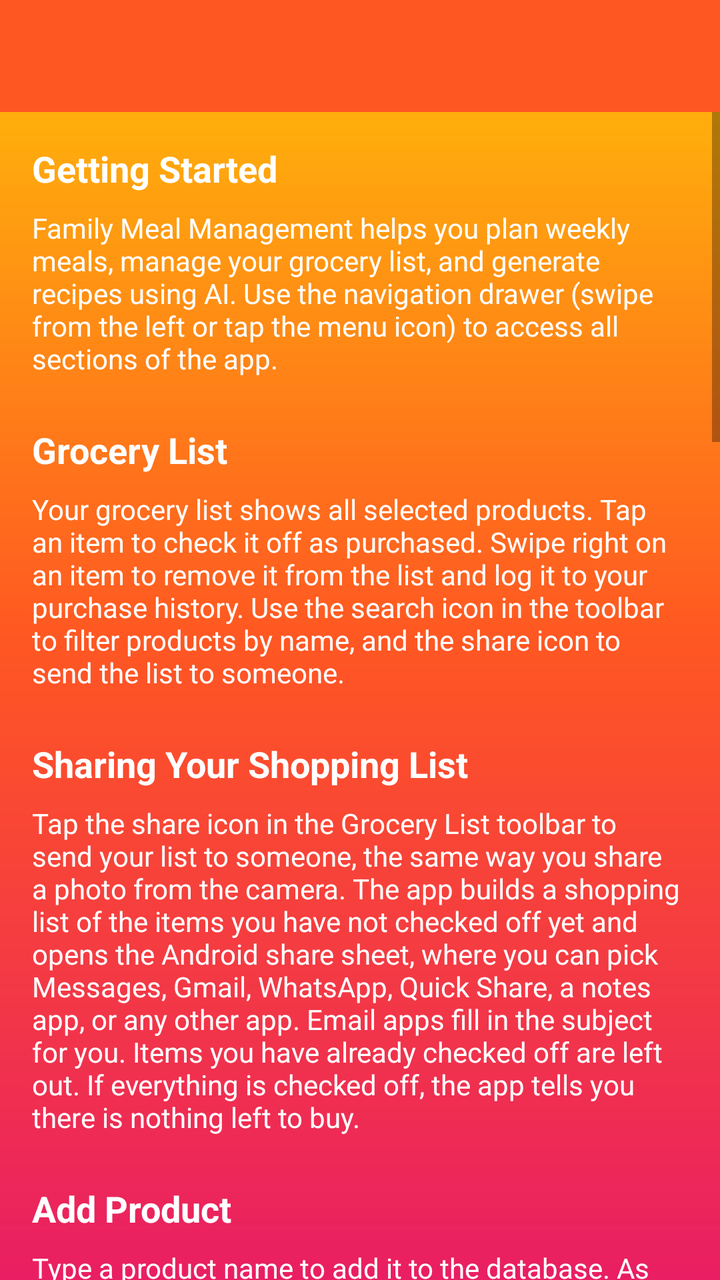
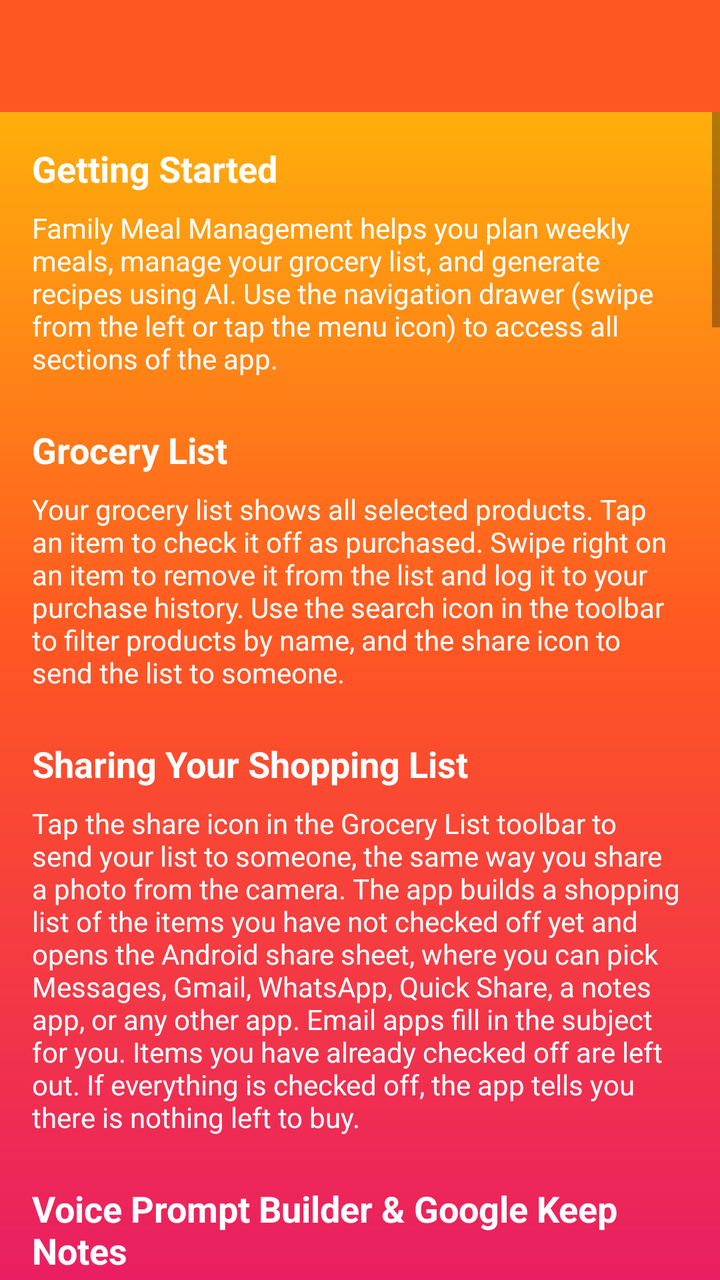

Screens rendered from an Android XML layout before and after an edit, with the pre-edit source and the edit as a unified diff.
<!-- AndroidManifest.xml: application theme AppTheme -->
<!-- res/layout/activity_help.xml -->
<?xml version="1.0" encoding="utf-8"?>
<LinearLayout xmlns:android="http://schemas.android.com/apk/res/android"
    xmlns:app="http://schemas.android.com/apk/res-auto"
    android:layout_width="match_parent"
    android:layout_height="match_parent"
    android:orientation="vertical"
    android:background="@drawable/gradient_background">

    <androidx.appcompat.widget.Toolbar
        android:id="@+id/toolbar"
        android:layout_width="match_parent"
        android:layout_height="?attr/actionBarSize"
        android:background="?attr/colorPrimary"
        android:theme="@style/ThemeOverlay.AppCompat.Dark.ActionBar"
        app:popupTheme="@style/ToolbarPopupTheme" />

    <ScrollView
        android:layout_width="match_parent"
        android:layout_height="0dp"
        android:layout_weight="1">

        <LinearLayout
            android:layout_width="match_parent"
            android:layout_height="wrap_content"
            android:orientation="vertical"
            android:padding="16dp">

            
            <TextView
                android:layout_width="wrap_content"
                android:layout_height="wrap_content"
                android:text="Getting Started"
                android:textStyle="bold"
                android:textSize="18sp"
                android:textColor="@android:color/white"
                android:layout_marginBottom="8dp" />

            <TextView
                android:layout_width="wrap_content"
                android:layout_height="wrap_content"
                android:textSize="14sp"
                android:textColor="@android:color/white"
                android:layout_marginBottom="24dp"
                android:text="Family Meal Management helps you plan weekly meals, manage your grocery list, and generate recipes using AI. Use the navigation drawer (swipe from the left or tap the menu icon) to access all sections of the app." />

            
            <TextView
                android:layout_width="wrap_content"
                android:layout_height="wrap_content"
                android:text="Grocery List"
                android:textStyle="bold"
                android:textSize="18sp"
                android:textColor="@android:color/white"
                android:layout_marginBottom="8dp" />

            <TextView
                android:layout_width="wrap_content"
                android:layout_height="wrap_content"
                android:textSize="14sp"
                android:textColor="@android:color/white"
                android:layout_marginBottom="24dp"
                android:text="Your grocery list shows all selected products. Tap an item to check it off as purchased. Swipe right on an item to remove it from the list and log it to your purchase history. Use the search icon in the toolbar to filter products by name, and the share icon to send the list to someone." />

            
            <TextView
                android:layout_width="wrap_content"
                android:layout_height="wrap_content"
                android:text="@string/help_share_list_heading"
                android:textStyle="bold"
                android:textSize="18sp"
                android:textColor="@android:color/white"
                android:layout_marginBottom="8dp" />

            <TextView
                android:layout_width="wrap_content"
                android:layout_height="wrap_content"
                android:textSize="14sp"
                android:textColor="@android:color/white"
                android:layout_marginBottom="24dp"
                android:text="@string/help_share_list_body" />

            
            <TextView
                android:layout_width="wrap_content"
                android:layout_height="wrap_content"
                android:text="Add Product"
                android:textStyle="bold"
                android:textSize="18sp"
                android:textColor="@android:color/white"
                android:layout_marginBottom="8dp" />

            <TextView
                android:layout_width="wrap_content"
                android:layout_height="wrap_content"
                android:textSize="14sp"
                android:textColor="@android:color/white"
                android:layout_marginBottom="24dp"
                android:text="Type a product name to add it to the database. As you type (2 or more characters), matching products will appear as suggestions. Tap a suggestion to fill in the name. Long-press a suggestion to delete it from the database (useful for removing duplicates). Press the Add Product button to save." />

            
            <TextView
                android:layout_width="wrap_content"
                android:layout_height="wrap_content"
                android:text="History"
                android:textStyle="bold"
                android:textSize="18sp"
                android:textColor="@android:color/white"
                android:layout_marginBottom="8dp" />

            <TextView
                android:layout_width="wrap_content"
                android:layout_height="wrap_content"
                android:textSize="14sp"
                android:textColor="@android:color/white"
                android:layout_marginBottom="24dp"
                android:text="View your purchase history. When you swipe a product off the grocery list, it is logged here with the date. This helps you track what you have bought over time." />

            
            <TextView
                android:layout_width="wrap_content"
                android:layout_height="wrap_content"
                android:text="Weekly Menu"
                android:textStyle="bold"
                android:textSize="18sp"
                android:textColor="@android:color/white"
                android:layout_marginBottom="8dp" />

            <TextView
                android:layout_width="wrap_content"
                android:layout_height="wrap_content"
                android:textSize="14sp"
                android:textColor="@android:color/white"
                android:layout_marginBottom="24dp"
                android:text="Swipe left and right to browse each day of the week. Each day shows breakfast, lunch, and dinner slots. Tap a meal to view its recipe. Use the Generate Menu button to have the AI fill in empty meal slots for the upcoming week. You can also search past meals to reuse them." />

            
            <TextView
                android:layout_width="wrap_content"
                android:layout_height="wrap_content"
                android:text="Add Menu Item"
                android:textStyle="bold"
                android:textSize="18sp"
                android:textColor="@android:color/white"
                android:layout_marginBottom="8dp" />

            <TextView
                android:layout_width="wrap_content"
                android:layout_height="wrap_content"
                android:textSize="14sp"
                android:textColor="@android:color/white"
                android:layout_marginBottom="24dp"
                android:text="Manually add a meal to a specific date and meal type (breakfast, lunch, or dinner). Enter a meal name, add ingredients, and write preparation steps. You can also generate a recipe using AI by tapping the Generate Recipe with AI button." />

            
            <TextView
                android:layout_width="wrap_content"
                android:layout_height="wrap_content"
                android:text="Recipes"
                android:textStyle="bold"
                android:textSize="18sp"
                android:textColor="@android:color/white"
                android:layout_marginBottom="8dp" />

            <TextView
                android:layout_width="wrap_content"
                android:layout_height="wrap_content"
                android:textSize="14sp"
                android:textColor="@android:color/white"
                android:layout_marginBottom="24dp"
                android:text="Each meal can have an associated recipe with ingredients, preparation steps, and an image. Recipes can be created manually or generated by AI. When viewing a meal, tap to see its full recipe details." />

            
            <TextView
                android:layout_width="wrap_content"
                android:layout_height="wrap_content"
                android:text="LLM / API Configuration"
                android:textStyle="bold"
                android:textSize="18sp"
                android:textColor="@android:color/white"
                android:layout_marginBottom="8dp" />

            <TextView
                android:layout_width="wrap_content"
                android:layout_height="wrap_content"
                android:textSize="14sp"
                android:textColor="@android:color/white"
                android:layout_marginBottom="8dp"
                android:text="To use AI-powered menu and recipe generation, configure an LLM provider in Settings (accessible from the toolbar menu on the Menu List page)." />

            <TextView
                android:layout_width="wrap_content"
                android:layout_height="wrap_content"
                android:textSize="14sp"
                android:textColor="@android:color/white"
                android:layout_marginBottom="8dp"
                android:textStyle="bold"
                android:text="Ollama (Local)" />

            <TextView
                android:layout_width="wrap_content"
                android:layout_height="wrap_content"
                android:textSize="14sp"
                android:textColor="@android:color/white"
                android:layout_marginBottom="8dp"
                android:text="Run an LLM on your local network. Enter the server URL (e.g., http://192.168.x.x:11434/api/generate) and model name (e.g., llama3.1:8b). Your device must be on the same network as the Ollama server. Use the Test Connection button to verify." />

            <TextView
                android:layout_width="wrap_content"
                android:layout_height="wrap_content"
                android:textSize="14sp"
                android:textColor="@android:color/white"
                android:layout_marginBottom="8dp"
                android:textStyle="bold"
                android:text="Gemini" />

            <TextView
                android:layout_width="wrap_content"
                android:layout_height="wrap_content"
                android:textSize="14sp"
                android:textColor="@android:color/white"
                android:layout_marginBottom="8dp"
                android:text="Use Google Gemini. Enter your API key from Google AI Studio and choose a model (e.g., gemini-2.0-flash)." />

            <TextView
                android:layout_width="wrap_content"
                android:layout_height="wrap_content"
                android:textSize="14sp"
                android:textColor="@android:color/white"
                android:layout_marginBottom="8dp"
                android:textStyle="bold"
                android:text="Claude" />

            <TextView
                android:layout_width="wrap_content"
                android:layout_height="wrap_content"
                android:textSize="14sp"
                android:textColor="@android:color/white"
                android:layout_marginBottom="24dp"
                android:text="Use Anthropic Claude. Enter your API key from the Anthropic console and choose a model (e.g., claude-sonnet-4-20250514)." />

            
            <TextView
                android:layout_width="wrap_content"
                android:layout_height="wrap_content"
                android:text="Automatic Generation Schedule"
                android:textStyle="bold"
                android:textSize="18sp"
                android:textColor="@android:color/white"
                android:layout_marginBottom="8dp" />

            <TextView
                android:layout_width="wrap_content"
                android:layout_height="wrap_content"
                android:textSize="14sp"
                android:textColor="@android:color/white"
                android:layout_marginBottom="24dp"
                android:text="In Settings, you can schedule automatic menu generation. Choose a day of the week and time, and the app will automatically generate meals for the upcoming week using your configured LLM provider and prompt preferences." />

            
            <TextView
                android:layout_width="wrap_content"
                android:layout_height="wrap_content"
                android:text="Tips"
                android:textStyle="bold"
                android:textSize="18sp"
                android:textColor="@android:color/white"
                android:layout_marginBottom="8dp" />

            <TextView
                android:layout_width="wrap_content"
                android:layout_height="wrap_content"
                android:textSize="14sp"
                android:textColor="@android:color/white"
                android:layout_marginBottom="24dp"
                android:text="- Customize the menu generation prompt in Settings to match your family\'s dietary preferences and restrictions.\n\n- Meals marked as manually set will not be overwritten by automatic generation.\n\n- Use the meal search feature to reuse past meals you enjoyed.\n\n- Check your purchase history to see buying patterns and plan ahead." />

        </LinearLayout>
    </ScrollView>

</LinearLayout>
<!-- resources referenced by this layout -->
<resources>
  <!-- drawable gradient_background (drawable) -->
  <?xml version="1.0" encoding="utf-8"?>
  <shape xmlns:android="http://schemas.android.com/apk/res/android"
      android:shape="rectangle" >
          <gradient
              android:angle="90"
              android:endColor="#FFC107"
              android:centerColor="#FF5722"
              android:startColor="#E91E63"
              android:type="linear" />
  
      <corners
          android:radius="0dp"/>
  </shape>
  <string name="help_share_list_body">Tap the share icon in the Grocery List toolbar to send your list to someone, the same way you share a photo from the camera. The app builds a shopping list of the items you have not checked off yet and opens the Android share sheet, where you can pick Messages, Gmail, WhatsApp, Quick Share, a notes app, or any other app. Email apps fill in the subject for you. Items you have already checked off are left out. If everything is checked off, the app tells you there is nothing left to buy.</string>
  <string name="help_share_list_heading">Sharing Your Shopping List</string>
  <style name="ToolbarPopupTheme" parent="ThemeOverlay.AppCompat.Light">
          <item name="android:textColorPrimary">#000000</item>
          <item name="android:colorBackground">#FFFFFF</item>
      </style>
  <style name="CustomPopupMenu" parent="Widget.AppCompat.PopupMenu">
          <item name="android:popupBackground">#FFFFFF</item>
          <item name="android:textColor">#000000</item>
      </style>
  <!-- unchanged entries left out for length: 1 -->
</resources>

<!-- the commit's change to res/layout/activity_help.xml (unified diff, before → after) -->
@@ -83,6 +83,24 @@
             <TextView
                 android:layout_width="wrap_content"
                 android:layout_height="wrap_content"
+                android:text="@string/help_prompt_builder_heading"
+                android:textStyle="bold"
+                android:textSize="18sp"
+                android:textColor="@android:color/white"
+                android:layout_marginBottom="8dp" />
+
+            <TextView
+                android:layout_width="wrap_content"
+                android:layout_height="wrap_content"
+                android:textSize="14sp"
+                android:textColor="@android:color/white"
+                android:layout_marginBottom="24dp"
+                android:text="@string/help_prompt_builder_body" />
+
+            
+            <TextView
+                android:layout_width="wrap_content"
+                android:layout_height="wrap_content"
                 android:text="Add Product"
                 android:textStyle="bold"
                 android:textSize="18sp"
@@ -131,7 +149,25 @@
                 android:textSize="14sp"
                 android:textColor="@android:color/white"
                 android:layout_marginBottom="24dp"
-                android:text="Swipe left and right to browse each day of the week. Each day shows breakfast, lunch, and dinner slots. Tap a meal to view its recipe. Use the Generate Menu button to have the AI fill in empty meal slots for the upcoming week. You can also search past meals to reuse them." />
+                android:text="Swipe left and right to browse each day of the week. Each day shows breakfast, lunch, and dinner slots. Tap a meal to view its recipe. Use the Generate Menu button to have the AI fill in empty meal slots for the upcoming week. Slots your Menu Prompt says to skip (for example \&quot;No lunches this week\&quot;) stay empty. You can also search past meals to reuse them." />
+
+            
+            <TextView
+                android:layout_width="wrap_content"
+                android:layout_height="wrap_content"
+                android:text="@string/help_skip_meals_heading"
+                android:textStyle="bold"
+                android:textSize="18sp"
+                android:textColor="@android:color/white"
+                android:layout_marginBottom="8dp" />
+
+            <TextView
+                android:layout_width="wrap_content"
+                android:layout_height="wrap_content"
+                android:textSize="14sp"
+                android:textColor="@android:color/white"
+                android:layout_marginBottom="24dp"
+                android:text="@string/help_skip_meals_body" />
 
             
             <TextView
@@ -272,7 +308,7 @@
                 android:textSize="14sp"
                 android:textColor="@android:color/white"
                 android:layout_marginBottom="24dp"
-                android:text="- Customize the menu generation prompt in Settings to match your family\'s dietary preferences and restrictions.\n\n- Meals marked as manually set will not be overwritten by automatic generation.\n\n- Use the meal search feature to reuse past meals you enjoyed.\n\n- Check your purchase history to see buying patterns and plan ahead." />
+                android:text="- Customize the menu generation prompt in Settings to match your family\'s dietary preferences and restrictions.\n\n- Tap the mic next to a prompt in Settings and say what you want. The AI writes the prompt for you and can use notes you share from Google Keep, such as a freezer inventory.\n\n- Say \&quot;No lunches this week\&quot; in the Menu Prompt to leave those slots empty.\n\n- Meals marked as manually set will not be overwritten by automatic generation.\n\n- Use the meal search feature to reuse past meals you enjoyed.\n\n- Check your purchase history to see buying patterns and plan ahead." />
 
         </LinearLayout>
     </ScrollView>
<!-- resource entries referenced after the edit -->
@@ -14,8 +14,12 @@
       <corners
           android:radius="0dp"/>
   </shape>
+  <string name="help_prompt_builder_body">In Settings, tap the mic next to the Menu or Recipe prompt and say what you want, for example \"use what\'s in my grocery note and add fish on Fridays\" or \"copy the style of my sample prompt\". The AI you chose in Settings writes the new prompt for that field and shows it to you. Tap Replace, then Save to keep it, or Insert my words only to type exactly what you said.\n\nTo let the AI use your Google Keep notes, open a note in Keep, tap Share, and pick \"Family Meals: save note for AI prompts\". Up to 10 notes are kept under Saved notes for AI in Settings. The AI decides which notes fit what you asked for, so you don\'t have to name one. Tap a note to read it, or the x to delete it.\n\nExample: share your freezer inventory and your weekly menu note, then tap the Menu Prompt mic and say: \"Start over and write a weekly menu for two people. Use my freezer inventory note for what we have and follow the style of my weekly menu note. Include eggs four times during the week. Sunday breakfast is omelettes with ham. Friday dinner is homemade pizza and Greek salad. No lunches this week.\"\n\nTips:\n- Say \"start over\" to replace the whole prompt. Without it, the AI changes only what you ask for, so you can add to a prompt in short pieces, such as \"Also add: …\".\n- The mic stops when you pause. If it cuts you off, tap Replace, then tap the mic again and say the rest.\n- Check the preview for misheard food names and fix them in the field before tapping Save.\n- Serving size belongs in the Recipe Prompt, because it changes ingredient amounts. Tap the Recipe Prompt mic and say \"make every recipe serve two people\".\n- The mic uses the AI provider that is saved. If you just switched providers, tap Save first.</string>
+  <string name="help_prompt_builder_heading">Voice Prompt Builder &amp; Google Keep Notes</string>
   <string name="help_share_list_body">Tap the share icon in the Grocery List toolbar to send your list to someone, the same way you share a photo from the camera. The app builds a shopping list of the items you have not checked off yet and opens the Android share sheet, where you can pick Messages, Gmail, WhatsApp, Quick Share, a notes app, or any other app. Email apps fill in the subject for you. Items you have already checked off are left out. If everything is checked off, the app tells you there is nothing left to buy.</string>
   <string name="help_share_list_heading">Sharing Your Shopping List</string>
+  <string name="help_skip_meals_body">To leave a meal out, say so in the Menu Prompt, for example \"No lunches this week\" or \"No breakfast on Saturday\". When the menu is generated, those slots stay empty, so no recipe or grocery items are created for them. This works for breakfast, lunch and dinner. Meals you added yourself are never removed. If the AI made a meal you didn\'t want, update the prompt and generate the menu again to replace it.</string>
+  <string name="help_skip_meals_heading">Skipping Meals</string>
   <style name="ToolbarPopupTheme" parent="ThemeOverlay.AppCompat.Light">
           <item name="android:textColorPrimary">#000000</item>
           <item name="android:colorBackground">#FFFFFF</item>
